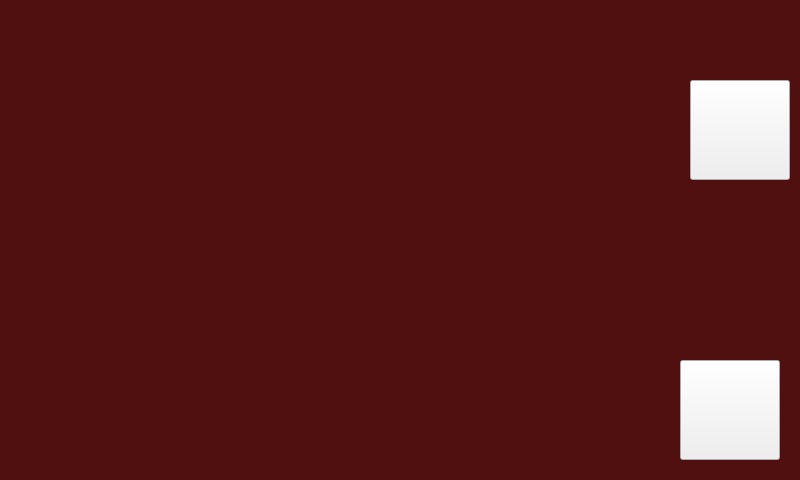
The window that intervalometersoft.ui (radmilofelix/PiGuider) describes before a commit, drawn with Qt 5.
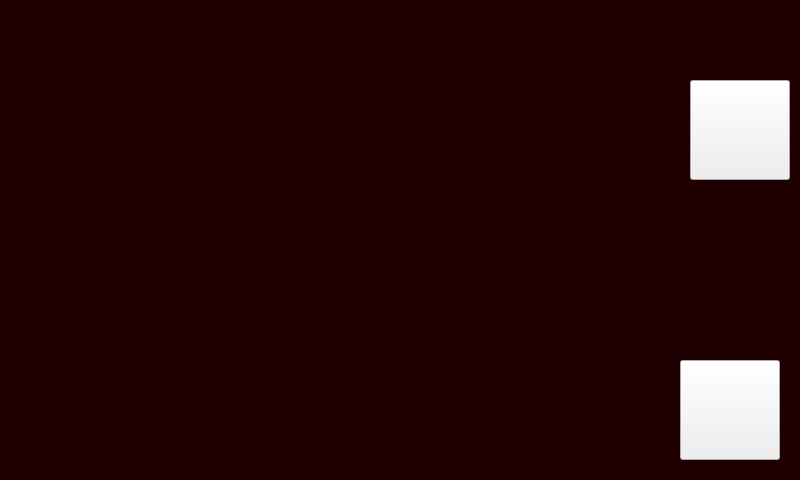
The same window after the commit. Icons and pictures are not drawn.

Diff of the .ui file:
```diff
--- a/intervalometersoft.ui
+++ b/intervalometersoft.ui
@@ -25,9 +25,9 @@
      <colorrole role="Button">
       <brush brushstyle="SolidPattern">
        <color alpha="255">
-        <red>80</red>
-        <green>16</green>
-        <blue>16</blue>
+        <red>30</red>
+        <green>0</green>
+        <blue>0</blue>
        </color>
       </brush>
      </colorrole>
@@ -97,7 +97,7 @@
      <colorrole role="Base">
       <brush brushstyle="SolidPattern">
        <color alpha="255">
-        <red>0</red>
+        <red>30</red>
         <green>0</green>
         <blue>0</blue>
        </color>
@@ -106,9 +106,9 @@
      <colorrole role="Window">
       <brush brushstyle="SolidPattern">
        <color alpha="255">
-        <red>80</red>
-        <green>16</green>
-        <blue>16</blue>
+        <red>30</red>
+        <green>0</green>
+        <blue>0</blue>
        </color>
       </brush>
      </colorrole>
@@ -162,9 +162,9 @@
      <colorrole role="Button">
       <brush brushstyle="SolidPattern">
        <color alpha="255">
-        <red>80</red>
-        <green>16</green>
-        <blue>16</blue>
+        <red>30</red>
+        <green>0</green>
+        <blue>0</blue>
        </color>
       </brush>
      </colorrole>
@@ -234,7 +234,7 @@
      <colorrole role="Base">
       <brush brushstyle="SolidPattern">
        <color alpha="255">
-        <red>0</red>
+        <red>30</red>
         <green>0</green>
         <blue>0</blue>
        </color>
@@ -243,9 +243,9 @@
      <colorrole role="Window">
       <brush brushstyle="SolidPattern">
        <color alpha="255">
-        <red>80</red>
-        <green>16</green>
-        <blue>16</blue>
+        <red>30</red>
+        <green>0</green>
+        <blue>0</blue>
        </color>
       </brush>
      </colorrole>
@@ -299,9 +299,9 @@
      <colorrole role="Button">
       <brush brushstyle="SolidPattern">
        <color alpha="255">
-        <red>80</red>
-        <green>16</green>
-        <blue>16</blue>
+        <red>30</red>
+        <green>0</green>
+        <blue>0</blue>
        </color>
       </brush>
      </colorrole>
@@ -371,18 +371,18 @@
      <colorrole role="Base">
       <brush brushstyle="SolidPattern">
        <color alpha="255">
-        <red>80</red>
-        <green>16</green>
-        <blue>16</blue>
+        <red>30</red>
+        <green>0</green>
+        <blue>0</blue>
        </color>
       </brush>
      </colorrole>
      <colorrole role="Window">
       <brush brushstyle="SolidPattern">
        <color alpha="255">
-        <red>80</red>
-        <green>16</green>
-        <blue>16</blue>
+        <red>30</red>
+        <green>0</green>
+        <blue>0</blue>
        </color>
       </brush>
      </colorrole>
@@ -428,6 +428,12 @@
   <property name="windowTitle">
    <string>Soft Intervalometer</string>
   </property>
+  <property name="styleSheet">
+   <string notr="true">#IntervalometerSoft
+{
+	background-color: rgb(30,0,0);
+}</string>
+  </property>
   <widget class="QPushButton" name="closeButton">
    <property name="geometry">
     <rect>
@@ -479,6 +485,12 @@
    <property name="text">
     <string/>
    </property>
+   <property name="iconSize">
+    <size>
+     <width>100</width>
+     <height>100</height>
+    </size>
+   </property>
   </widget>
   <widget class="QLabel" name="ledLabel">
    <property name="geometry">
```
